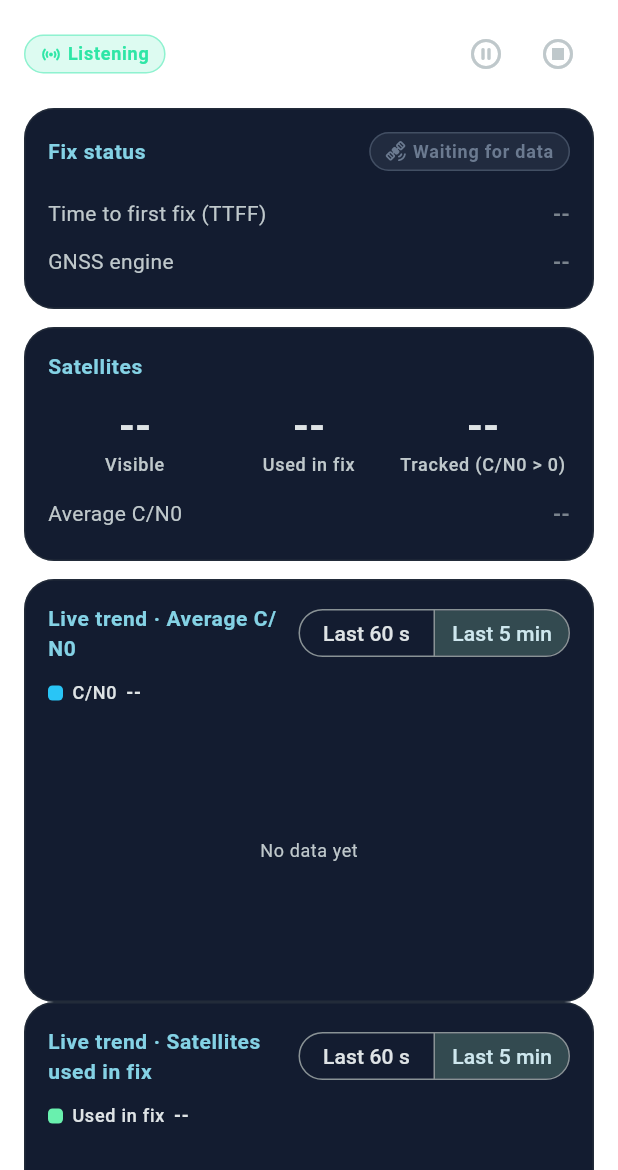
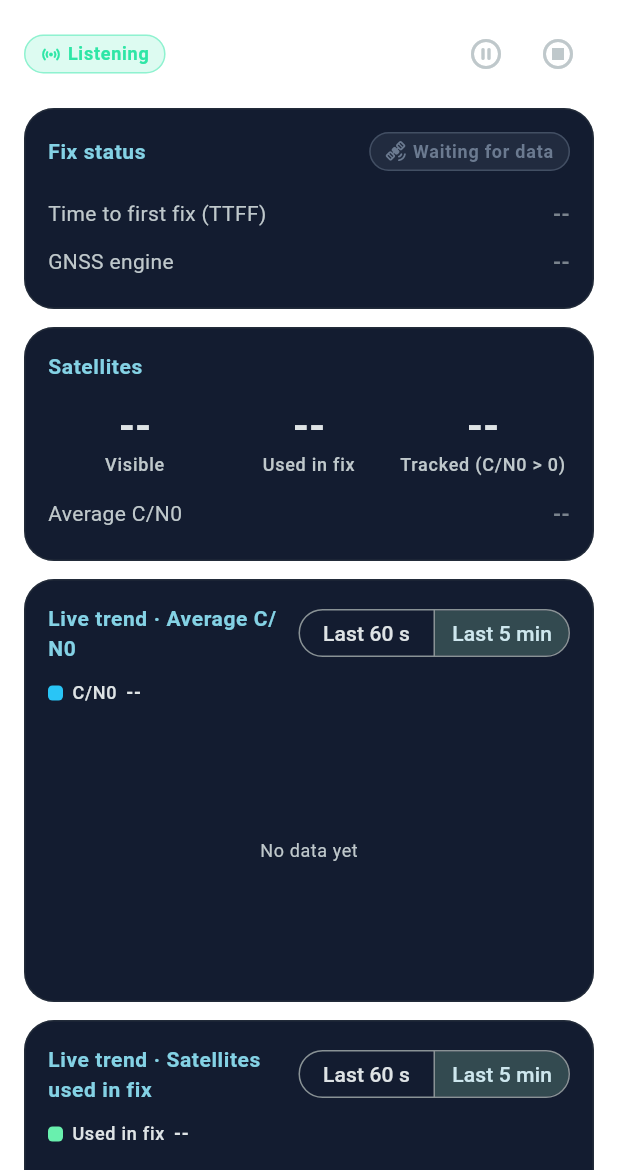
Before and after one commit to lwh0630/SignalScope, a Flutter app: the GnssPage screen opened directly, on a phone screen of 412 x 824 dp, the part 66-1236 px from its top. Run offline on Flutter 3.47's test engine with Material 3 defaults, Android fonts, the phone set to English and light mode, and no system bars; our stand-ins replace fl_chart, flutter_riverpod.

Commit message:
fix(gnss): add spacing between the two trend cards
Co-authored-by: Cursor <cursoragent@cursor.com>

```diff
--- a/lib/features/gnss/presentation/gnss_page.dart
+++ b/lib/features/gnss/presentation/gnss_page.dart
@@ -501,6 +501,9 @@ class _GnssTrends extends StatelessWidget {
           minY: 0,
           maxY: 50,
         ),
+        // PageScaffold only separates its direct children, so the gap between
+        // the two cards inside this Column has to be added here.
+        const SizedBox(height: 12),
         TrendCard(
           title:
               '${context.tr('common.trend')} · ${context.tr('gnss.trendUsed')}',
```
